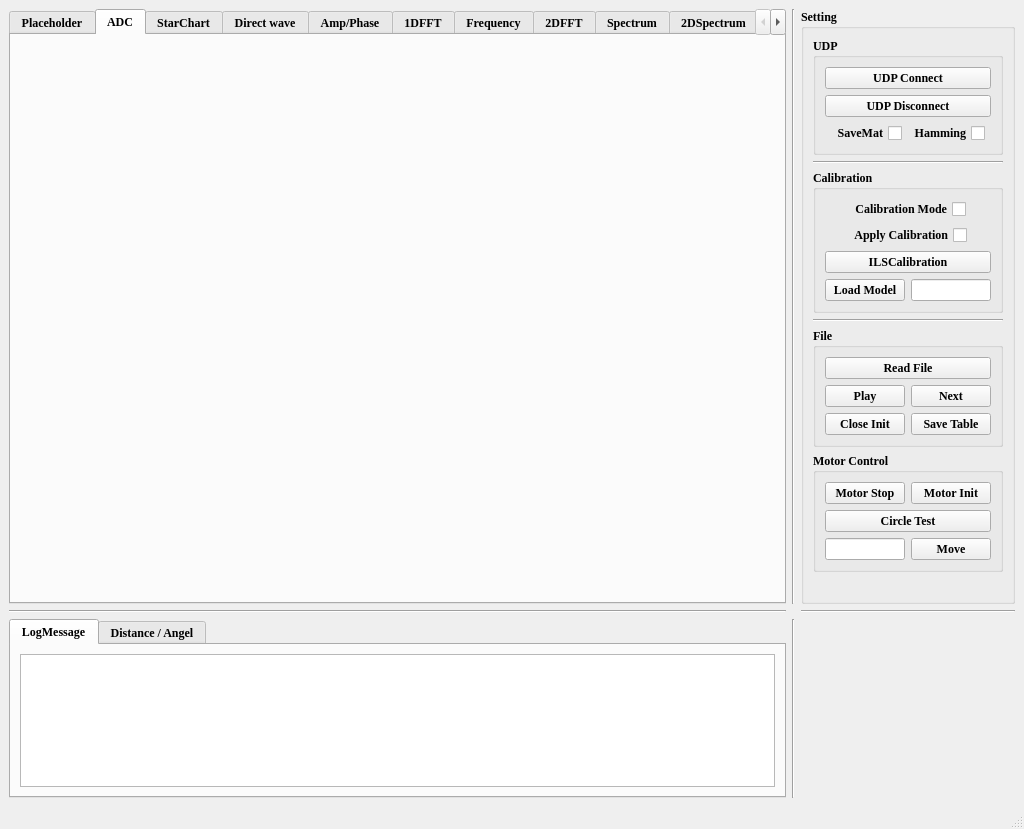
The window that Radar_UDP.ui (CruzeOliver/FMCW-Radar-GUI) describes before a commit, drawn with Qt 5.
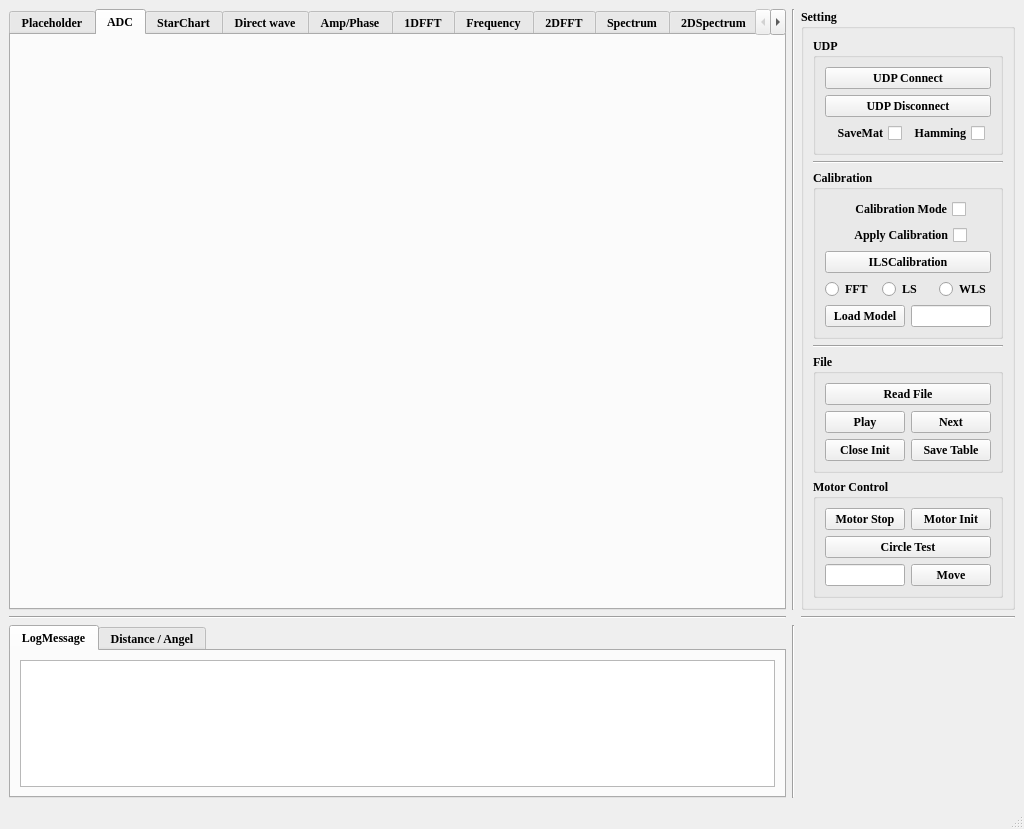
The same window after the commit.

Commit message: add QRadioButton to  select which calibration mode  choosed

What changed in the file:
```diff
--- a/Radar_UDP.ui
+++ b/Radar_UDP.ui
@@ -285,6 +285,31 @@
             </item>
            </layout>
           </item>
+          <item>
+           <layout class="QHBoxLayout" name="horizontalLayout_17">
+            <item>
+             <widget class="QRadioButton" name="radioButton_FFT">
+              <property name="text">
+               <string>FFT</string>
+              </property>
+             </widget>
+            </item>
+            <item>
+             <widget class="QRadioButton" name="radioButton_LS">
+              <property name="text">
+               <string>LS</string>
+              </property>
+             </widget>
+            </item>
+            <item>
+             <widget class="QRadioButton" name="radioButton_WLS">
+              <property name="text">
+               <string>WLS</string>
+              </property>
+             </widget>
+            </item>
+           </layout>
+          </item>
           <item>
            <layout class="QHBoxLayout" name="horizontalLayout_11">
             <item>
```
The commit also changes 3 other files.
